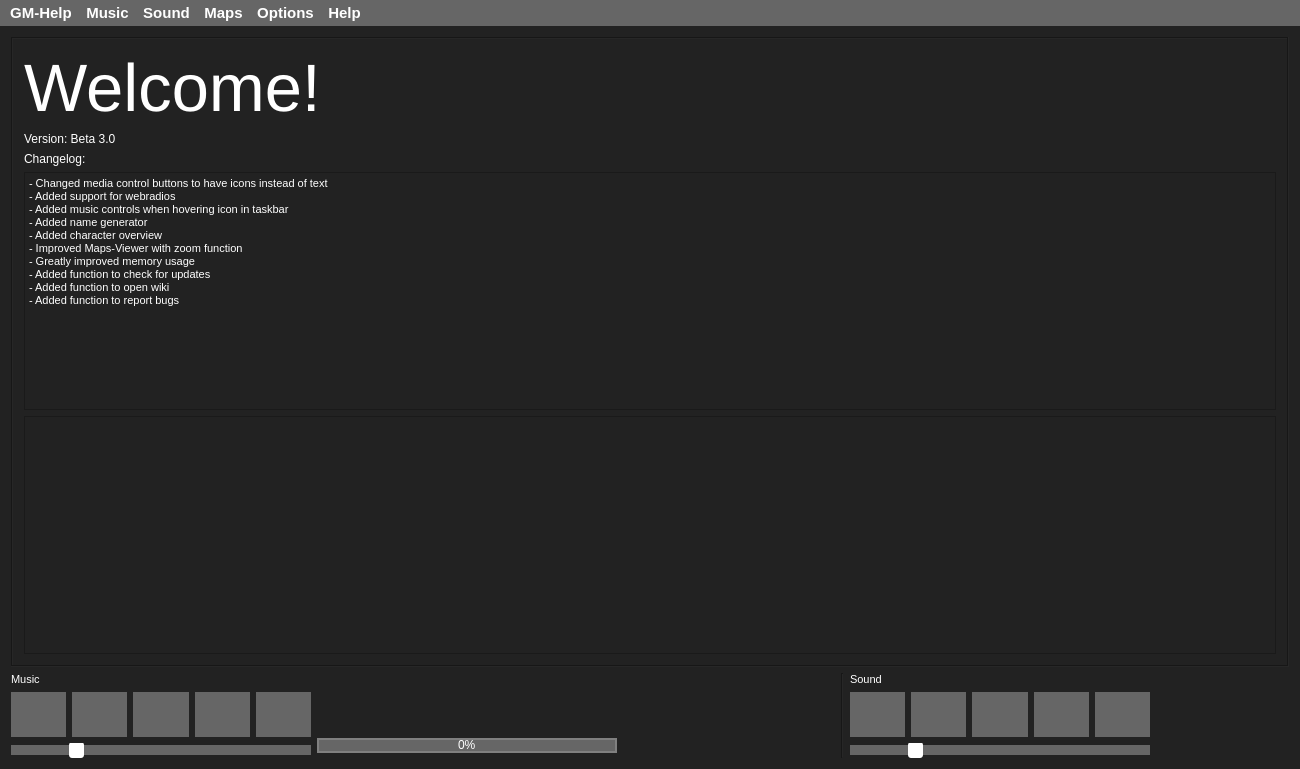
Qt form C++Project/GM-Companion/mainwindow.ui (PhilInTheGaps/GM-Companion) before a commit.
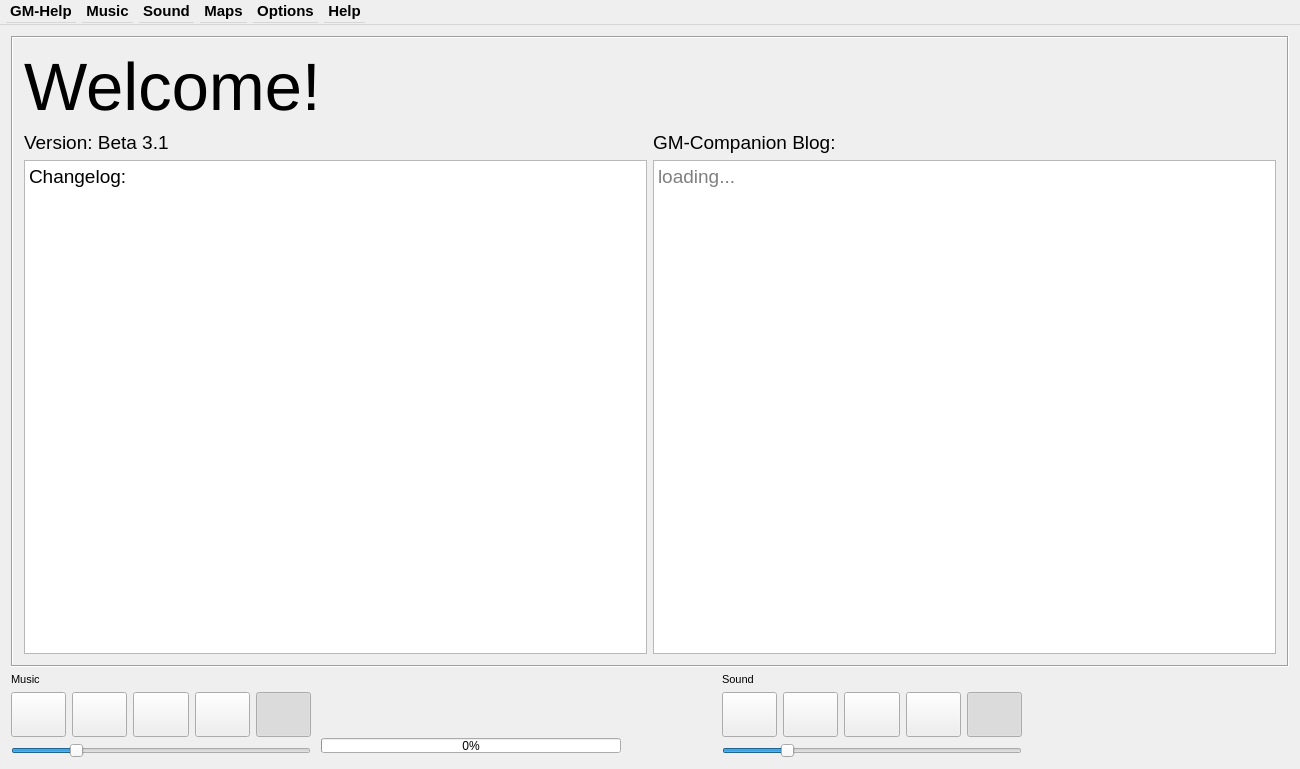
The same form after that commit. The open tabs and pages were chosen to show the change. Icons and pictures are not drawn.

```diff
--- a/C++Project/GM-Companion/mainwindow.ui
+++ b/C++Project/GM-Companion/mainwindow.ui
@@ -17,7 +17,7 @@
    </sizepolicy>
   </property>
   <property name="windowTitle">
-   <string>GM-Companion | DEV-BUILD Beta 3.0 PRE 06</string>
+   <string>GM-Companion | Beta 3.1</string>
   </property>
   <property name="windowIcon">
    <iconset>
@@ -27,214 +27,7 @@
    <bool>false</bool>
   </property>
   <property name="styleSheet">
-   <string notr="true">QWidget {
-	background-color: #222222;
-	color: rgb(255, 255, 255);
-}
-
-QMenuBar{
-background-color: rgb(102, 102, 102);
-}
-
-QMenuBar::item {
-    spacing: 10px;
-	padding: 4px;
-    background: transparent;
-    border-radius: 2px;
-}
-
-QMenuBar::item:selected {
-    background: #444444;
-}
-
-QMenuBar::item:hover:!pressed {
-    background: #555555;
-}
-
-QMenuBar::item:pressed {
-    background: #333333;
-}
-
-QMenu {
-    background-color: #666666;
-}
-
-QMenu::item {
-    background-color: transparent;
-}
-
-QMenu::item:selected {
-    background-color: #333333;
-}
-
-QPushButton{
-background-color: rgb(102, 102, 102);
-border: 1px;
-padding: 5px;
-min-width: 40px;
-min-height: 30px;
-}
-
-QPushButton:pressed{
-background-color: rgb(51, 51, 51);
-}
-
-QPushButton:disabled {
-	background-color: #111111;
-}
-
-QPushButton:hover:!pressed{
-background-color: rgb(85, 85, 85);
-}
-
-QSlider::groove:horizontal {
-    border: transparent;
-	height: 10px;
-	background-color: rgb(102, 102, 102);
-    margin: 5px 0;
-}
-
-QSlider::handle:horizontal {
-    background: white;
-    border: transparent;
-    width: 15px;
-    margin: -3px 0;
-    border-radius: 3px;
-}
-
-QProgressBar {
-    border: 2px solid grey;
-	background-color: rgb(102, 102, 102);
-    border-radius: 0px;
-	text-align: center;
-}
-
-QProgressBar::chunk {
-    background-color: #222222;
-    width: 1px;
-}
-
-QTabWidget::pane { /* The tab widget frame */
-    border: 1px solid #555555;
-}
-
-QTabWidget::tab-bar {
-    left: 0px;
-}
-
-QTabBar::tab {
-	background-color: rgb(102, 102, 102);
-    border: 1px solid #555555;
-    border-top-left-radius: 2px;
-    border-top-right-radius: 2px;
-    min-width: 100px;
-    padding: 5px;
-}
-
-QTabBar::tab:selected, QTabBar::tab:hover {
-    background: #555555;
-}
-
-QTabBar::tab:selected {
-    border-color: #333333;
-    border-bottom-color: #555555; /* same as pane color */
-	background-color: rgb(68, 68, 68);
-}
-
-QTabBar::tab:!selected {
-    margin-top: 2px; /* make non-selected tabs look smaller */
-}
-
-QToolBox::tab {
-background-color: rgb(102, 102, 102);
-    border-radius: 1px;
-}
-
-QToolBox::tab:hover:!pressed {
-background-color: rgb(85, 85, 85);
-}
-
-QToolBox::tab:!pressed {
-background-color: rgb(51, 51, 51);
-}
-
-QToolBox::tab:selected { 
-    font: italic, bold;
-}
-
-QTableView{
-selection-background-color: rgb(68, 68, 68);
-}
-
-QTableView QTableCornerButton::section {
-background-color: rgb(34, 34, 34);
-}
-
-QTableView::item {
-   /* border: 5px solid rgba(68, 119, 170, 150);*/
-	
-	background-color: #333333;
-}
-
-QTableView::item:selected {
-	background-color: #777777;
-}
-
-QTableView, QHeaderView::section {    
-	background-color: rgb(34, 34, 34);
-}
-
-QScrollBar:horizontal {
-    border: 2px solid #222222;
-    background-color: #333333;
-    height: 15px;
-    margin: 0px 20px 0 20px;
-}
-QScrollBar::handle:horizontal {
-    background-color: #222222;
-    min-width: 20px;
-}
-QScrollBar::add-line:horizontal {
-    border: 2px solid #444444;
-    background: #222222;
-    width: 20px;
-    subcontrol-position: right;
-    subcontrol-origin: margin;
-}
-
-QScrollBar::sub-line:horizontal {
-    border: 2px solid #444444;
-    background: #222222;
-    width: 20px;
-    subcontrol-position: left;
-    subcontrol-origin: margin;
-}
-
-QScrollBar:vertical {
-    border: 2px solid #222222;
-    background-color: #333333;
-    width: 15px;
-    margin: 20px 0px 20 0px;
-}
-QScrollBar::handle:vertical {
-    background-color: #222222;
-    min-height: 20px;
-}
-QScrollBar::add-line:vertical {
-    border: 2px solid #444444;
-    background: #222222;
-    height: 20px;
-    subcontrol-position: bottom;
-    subcontrol-origin: margin;
-}
-
-QScrollBar::sub-line:vertical {
-    border: 2px solid #444444;
-    background: #222222;
-    height: 20px;
-    subcontrol-position: top;
-    subcontrol-origin: margin;
-}</string>
+   <string notr="true"/>
   </property>
   <property name="tabShape">
    <enum>QTabWidget::Triangular</enum>
@@ -284,6 +77,54 @@
                 <verstretch>0</verstretch>
                </sizepolicy>
               </property>
+              <property name="minimumSize">
+               <size>
+                <width>200</width>
+                <height>0</height>
+               </size>
+              </property>
+              <property name="styleSheet">
+               <string notr="true">QTabWidget::pane { /* The tab widget frame */
+    border: 1px solid #555555;
+}
+
+QTabWidget::tab-bar {
+    left: 0px;
+}
+
+QTabBar::tab {
+	background-color: rgb(102, 102, 102);
+    border: 1px solid #555555;
+    border-top-left-radius: 2px;
+    border-top-right-radius: 2px;
+    min-height: 100px;
+	min-width: 5px;
+    padding: 5px;
+}
+
+QTabBar::tab:selected, QTabBar::tab:hover {
+    background: #555555;
+}
+
+QTabBar::tab:selected {
+    border-color: #333333;
+    border-bottom-color: #555555; /* same as pane color */
+	background-color: rgb(68, 68, 68);
+}
+
+QTabBar::tab:!selected {
+    margin-top: 2px; /* make non-selected tabs look smaller */
+}</string>
+              </property>
+              <property name="tabPosition">
+               <enum>QTabWidget::West</enum>
+              </property>
+              <property name="movable">
+               <bool>true</bool>
+              </property>
+              <property name="tabBarAutoHide">
+               <bool>true</bool>
+              </property>
              </widget>
             </item>
             <item>
@@ -436,7 +277,7 @@
                   </widget>
                  </item>
                  <item>
-                  <widget class="QPushButton" name="pushButton">
+                  <widget class="QPushButton" name="editCharacter">
                    <property name="text">
                     <string>Edit Selected</string>
                    </property>
@@ -445,12 +286,23 @@
                 </layout>
                </item>
                <item>
+                <layout class="QHBoxLayout" name="horizontalLayout_15">
+                 <item>
                 <widget class="QPushButton" name="updateCharactersButton">
                  <property name="text">
                   <string>Update</string>
                  </property>
                 </widget>
                </item>
+                 <item>
+                  <widget class="QPushButton" name="deleteCharacterButton">
+                   <property name="text">
+                    <string>Delete Selected</string>
+                   </property>
+                  </widget>
+                 </item>
+                </layout>
+               </item>
               </layout>
              </widget>
             </item>
@@ -464,9 +316,6 @@
               </property>
              </widget>
             </item>
-            <item>
-             <widget class="QWidget" name="widget" native="true"/>
-            </item>
            </layout>
           </widget>
          </widget>
@@ -634,7 +483,7 @@
              <x>0</x>
              <y>0</y>
              <width>968</width>
-             <height>628</height>
+             <height>618</height>
             </rect>
            </property>
            <layout class="QVBoxLayout" name="verticalLayout_13">
@@ -686,7 +535,7 @@
                      <property name="minimumSize">
                       <size>
                        <width>90</width>
-                       <height>40</height>
+                       <height>0</height>
                       </size>
                      </property>
                      <property name="maximumSize">
@@ -734,7 +583,7 @@
                      <property name="minimumSize">
                       <size>
                        <width>90</width>
-                       <height>40</height>
+                       <height>0</height>
                       </size>
                      </property>
                      <property name="maximumSize">
@@ -912,7 +761,7 @@
                      <property name="minimumSize">
                       <size>
                        <width>90</width>
-                       <height>40</height>
+                       <height>0</height>
                       </size>
                      </property>
                      <property name="maximumSize">
@@ -958,7 +807,7 @@
                      <property name="minimumSize">
                       <size>
                        <width>90</width>
-                       <height>40</height>
+                       <height>0</height>
                       </size>
                      </property>
                      <property name="maximumSize">
@@ -1119,40 +968,75 @@
            <layout class="QVBoxLayout" name="verticalLayout_8">
             <item>
              <widget class="QLabel" name="label_4">
-              <property name="text">
-               <string>Version: Beta 3.0</string>
+              <property name="font">
+               <font>
+                <pointsize>14</pointsize>
+               </font>
               </property>
-             </widget>
-            </item>
-            <item>
-             <widget class="QLabel" name="label_10">
               <property name="text">
-               <string>Changelog:</string>
+               <string>Version: Beta 3.1</string>
               </property>
              </widget>
             </item>
             <item>
              <widget class="QTextEdit" name="textEdit_4">
+              <property name="font">
+               <font>
+                <pointsize>14</pointsize>
+               </font>
+              </property>
+              <property name="readOnly">
+               <bool>true</bool>
+              </property>
               <property name="html">
                <string>&lt;!DOCTYPE HTML PUBLIC &quot;-//W3C//DTD HTML 4.0//EN&quot; &quot;http://www.w3.org/TR/REC-html40/strict.dtd&quot;&gt;
 &lt;html&gt;&lt;head&gt;&lt;meta name=&quot;qrichtext&quot; content=&quot;1&quot; /&gt;&lt;style type=&quot;text/css&quot;&gt;
 p, li { white-space: pre-wrap; }
-&lt;/style&gt;&lt;/head&gt;&lt;body style=&quot; font-family:'MS Shell Dlg 2'; font-size:8.25pt; font-weight:400; font-style:normal;&quot;&gt;
-&lt;p style=&quot; margin-top:0px; margin-bottom:0px; margin-left:0px; margin-right:0px; -qt-block-indent:0; text-indent:0px;&quot;&gt;- Changed media control buttons to have icons instead of text&lt;/p&gt;
-&lt;p style=&quot; margin-top:0px; margin-bottom:0px; margin-left:0px; margin-right:0px; -qt-block-indent:0; text-indent:0px;&quot;&gt;- Added support for webradios&lt;/p&gt;
-&lt;p style=&quot; margin-top:0px; margin-bottom:0px; margin-left:0px; margin-right:0px; -qt-block-indent:0; text-indent:0px;&quot;&gt;- Added music controls when hovering icon in taskbar&lt;/p&gt;
-&lt;p style=&quot; margin-top:0px; margin-bottom:0px; margin-left:0px; margin-right:0px; -qt-block-indent:0; text-indent:0px;&quot;&gt;- Added name generator&lt;/p&gt;
-&lt;p style=&quot; margin-top:0px; margin-bottom:0px; margin-left:0px; margin-right:0px; -qt-block-indent:0; text-indent:0px;&quot;&gt;- Added character overview&lt;/p&gt;
-&lt;p style=&quot; margin-top:0px; margin-bottom:0px; margin-left:0px; margin-right:0px; -qt-block-indent:0; text-indent:0px;&quot;&gt;- Improved Maps-Viewer with zoom function&lt;/p&gt;
-&lt;p style=&quot; margin-top:0px; margin-bottom:0px; margin-left:0px; margin-right:0px; -qt-block-indent:0; text-indent:0px;&quot;&gt;- Greatly improved memory usage&lt;/p&gt;
-&lt;p style=&quot; margin-top:0px; margin-bottom:0px; margin-left:0px; margin-right:0px; -qt-block-indent:0; text-indent:0px;&quot;&gt;- Added function to check for updates&lt;/p&gt;
-&lt;p style=&quot; margin-top:0px; margin-bottom:0px; margin-left:0px; margin-right:0px; -qt-block-indent:0; text-indent:0px;&quot;&gt;- Added function to open wiki&lt;/p&gt;
-&lt;p style=&quot; margin-top:0px; margin-bottom:0px; margin-left:0px; margin-right:0px; -qt-block-indent:0; text-indent:0px;&quot;&gt;- Added function to report bugs&lt;/p&gt;&lt;/body&gt;&lt;/html&gt;</string>
+&lt;/style&gt;&lt;/head&gt;&lt;body style=&quot; font-family:'MS Shell Dlg 2'; font-size:14pt; font-weight:400; font-style:normal;&quot;&gt;
+&lt;p style=&quot; margin-top:0px; margin-bottom:0px; margin-left:0px; margin-right:0px; -qt-block-indent:0; text-indent:0px;&quot;&gt;Changelog:&lt;/p&gt;&lt;/body&gt;&lt;/html&gt;</string>
               </property>
              </widget>
             </item>
+           </layout>
+          </item>
             <item>
-             <widget class="QTableView" name="databaseView"/>
+           <layout class="QVBoxLayout" name="verticalLayout_3">
+            <item>
+             <widget class="QLabel" name="label">
+              <property name="font">
+               <font>
+                <pointsize>14</pointsize>
+               </font>
+              </property>
+              <property name="text">
+               <string>GM-Companion Blog:</string>
+              </property>
+             </widget>
+            </item>
+            <item>
+             <widget class="QTextEdit" name="blogTextEdit">
+              <property name="font">
+               <font>
+                <pointsize>14</pointsize>
+               </font>
+              </property>
+              <property name="readOnly">
+               <bool>true</bool>
+              </property>
+              <property name="html">
+               <string>&lt;!DOCTYPE HTML PUBLIC &quot;-//W3C//DTD HTML 4.0//EN&quot; &quot;http://www.w3.org/TR/REC-html40/strict.dtd&quot;&gt;
+&lt;html&gt;&lt;head&gt;&lt;meta name=&quot;qrichtext&quot; content=&quot;1&quot; /&gt;&lt;style type=&quot;text/css&quot;&gt;
+p, li { white-space: pre-wrap; }
+&lt;/style&gt;&lt;/head&gt;&lt;body style=&quot; font-family:'MS Shell Dlg 2'; font-size:14pt; font-weight:400; font-style:normal;&quot;&gt;
+&lt;p style=&quot;-qt-paragraph-type:empty; margin-top:0px; margin-bottom:0px; margin-left:0px; margin-right:0px; -qt-block-indent:0; text-indent:0px; font-size:35pt;&quot;&gt;&lt;br /&gt;&lt;/p&gt;&lt;/body&gt;&lt;/html&gt;</string>
+              </property>
+              <property name="textInteractionFlags">
+               <set>Qt::TextBrowserInteraction</set>
+              </property>
+              <property name="placeholderText">
+               <string>loading...</string>
+              </property>
+             </widget>
             </item>
            </layout>
           </item>
@@ -1165,6 +1049,17 @@
     <item>
      <layout class="QHBoxLayout" name="horizontalLayout_2">
       <item>
+       <layout class="QHBoxLayout" name="horizontalLayout_13" stretch="0,0,0">
+        <property name="spacing">
+         <number>10</number>
+        </property>
+        <property name="sizeConstraint">
+         <enum>QLayout::SetMaximumSize</enum>
+        </property>
+        <property name="leftMargin">
+         <number>0</number>
+        </property>
+        <item>
        <layout class="QVBoxLayout" name="verticalLayout_6">
         <item>
          <widget class="QLabel" name="musicLabel">
@@ -1628,26 +1523,19 @@
         </property>
        </widget>
       </item>
+       </layout>
+      </item>
       <item>
-       <spacer name="horizontalSpacer_3">
-        <property name="orientation">
-         <enum>Qt::Horizontal</enum>
+       <layout class="QHBoxLayout" name="horizontalLayout_14" stretch="0,0,0">
+        <property name="spacing">
+         <number>10</number>
         </property>
-        <property name="sizeHint" stdset="0">
-         <size>
-          <width>40</width>
-          <height>20</height>
-         </size>
+        <property name="sizeConstraint">
+         <enum>QLayout::SetMaximumSize</enum>
         </property>
-       </spacer>
-      </item>
-      <item>
-       <widget class="Line" name="line">
-        <property name="orientation">
-         <enum>Qt::Vertical</enum>
+        <property name="leftMargin">
+         <number>0</number>
         </property>
-       </widget>
-      </item>
       <item>
        <layout class="QVBoxLayout" name="verticalLayout_17">
         <item>
@@ -1920,8 +1808,6 @@
        </layout>
       </item>
       <item>
-       <layout class="QVBoxLayout" name="verticalLayout_20">
-        <item>
          <widget class="QLabel" name="soundNameLabel">
           <property name="sizePolicy">
            <sizepolicy hsizetype="Preferred" vsizetype="Minimum">
@@ -1929,6 +1815,12 @@
             <verstretch>0</verstretch>
            </sizepolicy>
           </property>
+          <property name="minimumSize">
+           <size>
+            <width>120</width>
+            <height>0</height>
+           </size>
+          </property>
           <property name="maximumSize">
            <size>
             <width>300</width>
@@ -1948,10 +1840,8 @@
           </property>
          </widget>
         </item>
-       </layout>
-      </item>
       <item>
-       <spacer name="horizontalSpacer_4">
+         <spacer name="horizontalSpacer_3">
         <property name="orientation">
          <enum>Qt::Horizontal</enum>
         </property>
@@ -1962,6 +1852,8 @@
          </size>
         </property>
        </spacer>
+        </item>
+       </layout>
       </item>
      </layout>
     </item>
@@ -1973,7 +1865,7 @@
      <x>0</x>
      <y>0</y>
      <width>1300</width>
-     <height>28</height>
+     <height>25</height>
     </rect>
    </property>
    <property name="sizePolicy">
@@ -2017,9 +1909,8 @@
     </property>
     <addaction name="actionDice"/>
     <addaction name="actionDatabase"/>
-    <addaction name="actionNamne_Generator"/>
+    <addaction name="actionName_Generator"/>
     <addaction name="actionCharacters"/>
-    <addaction name="separator"/>
     <addaction name="actionSet_Database_Path"/>
    </widget>
    <widget class="QMenu" name="menuOptions">
@@ -2033,7 +1924,11 @@
     <property name="title">
      <string>Options</string>
     </property>
+    <addaction name="actionSet_Music_Folder"/>
+    <addaction name="actionSet_Sound_Folder"/>
+    <addaction name="actionSet_Maps_Folder"/>
     <addaction name="actionSet_Resources_Folder"/>
+    <addaction name="actionSet_Characters_Folder"/>
     <addaction name="separator"/>
     <addaction name="actionCheck_for_Updates"/>
     <addaction name="actionCheck_for_Updates_on_Program_Start"/>
@@ -2051,8 +1946,6 @@
     </property>
     <addaction name="actionMusic_Player"/>
     <addaction name="actionInternet_Radio"/>
-    <addaction name="separator"/>
-    <addaction name="actionSet_Music_Folder"/>
    </widget>
    <widget class="QMenu" name="menuSound">
     <property name="font">
@@ -2066,8 +1959,6 @@
      <string>Sound</string>
     </property>
     <addaction name="actionSound_Player"/>
-    <addaction name="separator"/>
-    <addaction name="actionSet_Sound_Folder"/>
    </widget>
    <widget class="QMenu" name="menuMaps">
     <property name="font">
@@ -2081,8 +1972,6 @@
      <string>Maps</string>
     </property>
     <addaction name="actionMap_Viewer"/>
-    <addaction name="separator"/>
-    <addaction name="actionSet_Maps_Folder"/>
    </widget>
    <widget class="QMenu" name="menuHelp">
     <property name="font">
@@ -2195,7 +2084,7 @@
   </action>
   <action name="actionInternet_Radio">
    <property name="text">
-    <string>Internet Radio</string>
+    <string>Webradio</string>
    </property>
   </action>
   <action name="actionCheck_for_Updates_on_Program_Start">
@@ -2209,7 +2098,7 @@
     <bool>true</bool>
    </property>
   </action>
-  <action name="actionNamne_Generator">
+  <action name="actionName_Generator">
    <property name="text">
     <string>Name Generator</string>
    </property>
@@ -2219,6 +2108,11 @@
     <string>Characters</string>
    </property>
   </action>
+  <action name="actionSet_Characters_Folder">
+   <property name="text">
+    <string>Set Characters Folder</string>
+   </property>
+  </action>
  </widget>
  <layoutdefault spacing="6" margin="11"/>
  <resources>
```
Lines whose indentation alone changed are shown as unchanged.
